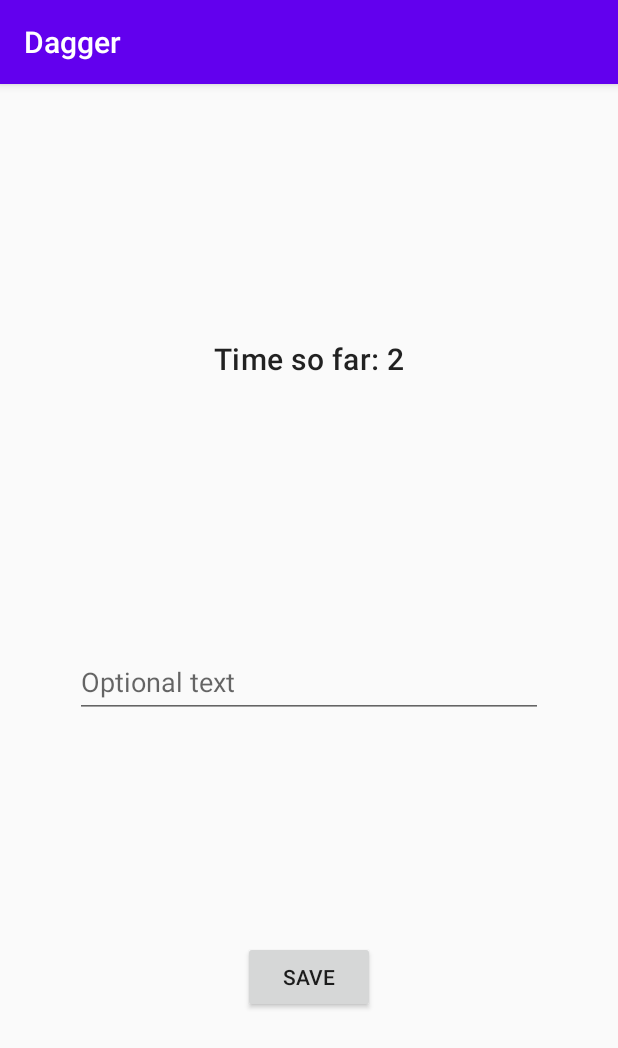
After one commit to peludo90/dagger-basic-example, an Android app: the MessageFragment screen opened through its navigation route, on a phone screen of 412 x 824 dp. The commit adds this screen. Shown: the top 1048 px of the screen. Run offline under Robolectric (Android 15) with nearby library versions, the phone set to English and light mode, and no system bars.

Commit message:
Creating timer session and message fragment

```diff
--- /dev/null
+++ b/app/src/main/java/com/example/dagger/data/TimeSession.kt
@@ -0,0 +1,27 @@
+package com.example.dagger.data
+
+import androidx.lifecycle.LiveData
+import androidx.lifecycle.MutableLiveData
+import java.util.*
+
+class TimeSession() {
+
+    private val mutableLiveDataSeconds = MutableLiveData<Long>().apply {
+        value = 0
+    }
+    private var seconds: Long = 0L
+    private val timer = Timer().apply {
+        scheduleAtFixedRate(object : TimerTask() {
+            override fun run() {
+                seconds++
+                mutableLiveDataSeconds.postValue(seconds)
+
+
+            }
+        }, 0, 1000)
+    }
+
+    fun timeSinceCreation() = seconds
+
+    fun liveDataSecondSinceCreation(): LiveData<Long> = mutableLiveDataSeconds
+}
--- a/app/src/main/java/com/example/dagger/ui/InteractionFragment.kt
+++ b/app/src/main/java/com/example/dagger/ui/InteractionFragment.kt
@@ -37,15 +37,16 @@ class InteractionFragment : Fragment() {
     override fun onViewCreated(view: View, savedInstanceState: Bundle?) {
         super.onViewCreated(view, savedInstanceState)
 
-        view.findViewById<Button>(R.id.buttonAll).setOnClickListener {
-            findNavController().navigate(R.id.action_FirstFragment_to_SecondFragment)
-        }
-
         btnOne.setOnClickListener(clickListener)
         btnTwo.setOnClickListener(clickListener)
         btnThree.setOnClickListener(clickListener)
-
-        buttonDelete.setOnClickListener {
+        btnMessage.setOnClickListener {
+            findNavController().navigate(R.id.toMessage)
+        }
+        btnAll.setOnClickListener {
+            findNavController().navigate(R.id.toLogs)
+        }
+        btnDelete.setOnClickListener {
             clearLogs()
         }
     }
--- /dev/null
+++ b/app/src/main/java/com/example/dagger/ui/MessageFragment.kt
@@ -0,0 +1,64 @@
+package com.example.dagger.ui
+
+import android.os.Bundle
+import androidx.fragment.app.Fragment
+import android.view.LayoutInflater
+import android.view.View
+import android.view.ViewGroup
+import android.widget.Toast
+import androidx.lifecycle.Observer
+import androidx.lifecycle.lifecycleScope
+import com.example.dagger.R
+import com.example.dagger.data.Log
+import com.example.dagger.data.TimeSession
+import com.example.dagger.data.room.AppDataBase
+import com.example.dagger.data.room.RoomLocalDataSource
+import kotlinx.android.synthetic.main.fragment_message.*
+import kotlinx.coroutines.launch
+
+class MessageFragment : Fragment() {
+
+    val dataSource by lazy { RoomLocalDataSource(AppDataBase.getInstance(requireContext())) }
+    val timeSession = TimeSession()
+
+    override fun onCreateView(
+        inflater: LayoutInflater, container: ViewGroup?,
+        savedInstanceState: Bundle?
+    ): View? {
+        // Inflate the layout for this fragment
+        return inflater.inflate(R.layout.fragment_message, container, false)
+    }
+
+    override fun onViewCreated(view: View, savedInstanceState: Bundle?) {
+        super.onViewCreated(view, savedInstanceState)
+
+        messageCurrentTime.text =
+            getString(R.string.messageCurrentTime, timeSession.timeSinceCreation())
+
+        messageSave.setOnClickListener {
+
+            val message = if (messageEdt.text.toString()
+                    .isNotBlank()
+            ) messageEdt.text.toString() else getString(R.string.empty)
+            saveLog(
+                getString(
+                    R.string.messageBuild,
+                    message,
+                    timeSession.timeSinceCreation()
+                )
+            )
+            messageEdt.setText("")
+            Toast.makeText(requireContext(), R.string.messageSaved, Toast.LENGTH_SHORT).show()
+        }
+        timeSession.liveDataSecondSinceCreation().observe(viewLifecycleOwner, Observer { seconds ->
+            messageCurrentTime.text =
+                getString(R.string.messageCurrentTime, seconds)
+        })
+    }
+
+    private fun saveLog(message: String) {
+        viewLifecycleOwner.lifecycleScope.launch {
+            dataSource.save(Log(message))
+        }
+    }
+}
--- /dev/null
+++ b/app/src/main/res/layout/fragment_message.xml
@@ -0,0 +1,49 @@
+<?xml version="1.0" encoding="utf-8"?>
+<androidx.constraintlayout.widget.ConstraintLayout xmlns:android="http://schemas.android.com/apk/res/android"
+    xmlns:app="http://schemas.android.com/apk/res-auto"
+    xmlns:tools="http://schemas.android.com/tools"
+    android:layout_width="match_parent"
+    android:layout_height="match_parent"
+    tools:context=".ui.MessageFragment">
+
+    <TextView
+        android:id="@+id/messageCurrentTime"
+        android:layout_width="wrap_content"
+        android:layout_height="wrap_content"
+        android:textAppearance="@style/TextAppearance.MaterialComponents.Headline6"
+        app:layout_constraintBottom_toTopOf="@id/messageTxtLyt"
+        app:layout_constraintEnd_toEndOf="parent"
+        app:layout_constraintStart_toStartOf="parent"
+        app:layout_constraintTop_toTopOf="parent"
+        tools:text="Current time: --" />
+
+    <com.google.android.material.textfield.TextInputLayout
+        android:id="@+id/messageTxtLyt"
+        android:layout_width="0dp"
+        android:layout_height="wrap_content"
+        android:layout_marginStart="50dp"
+        android:layout_marginEnd="50dp"
+        android:hint="@string/messageHint"
+        app:layout_constraintBottom_toTopOf="@id/messageCurrentTime"
+        app:layout_constraintEnd_toEndOf="parent"
+        app:layout_constraintStart_toStartOf="parent"
+        app:layout_constraintTop_toBottomOf="@id/messageSave">
+
+        <com.google.android.material.textfield.TextInputEditText
+            android:id="@+id/messageEdt"
+            android:layout_width="match_parent"
+            android:layout_height="match_parent"
+            android:imeOptions="actionNext" />
+
+    </com.google.android.material.textfield.TextInputLayout>
+
+    <Button
+        android:id="@+id/messageSave"
+        android:layout_width="wrap_content"
+        android:layout_height="wrap_content"
+        android:text="@string/messageSave"
+        app:layout_constraintBottom_toBottomOf="parent"
+        app:layout_constraintEnd_toEndOf="parent"
+        app:layout_constraintStart_toStartOf="parent"
+        app:layout_constraintTop_toBottomOf="@id/messageTxtLyt" />
+</androidx.constraintlayout.widget.ConstraintLayout>
--- a/app/src/main/res/navigation/nav_graph.xml
+++ b/app/src/main/res/navigation/nav_graph.xml
@@ -3,26 +3,30 @@
     xmlns:app="http://schemas.android.com/apk/res-auto"
     xmlns:tools="http://schemas.android.com/tools"
     android:id="@+id/nav_graph"
-    app:startDestination="@id/FirstFragment">
+    app:startDestination="@id/interactionFragment">
 
     <fragment
-        android:id="@+id/FirstFragment"
+        android:id="@+id/interactionFragment"
         android:name="com.example.dagger.ui.InteractionFragment"
         android:label="@string/first_fragment_label"
         tools:layout="@layout/fragment_interaction">
 
         <action
-            android:id="@+id/action_FirstFragment_to_SecondFragment"
-            app:destination="@id/SecondFragment" />
+            android:id="@+id/toLogs"
+            app:destination="@id/logsFragment" />
+
+        <action
+            android:id="@+id/toMessage"
+            app:destination="@id/messageFragment" />
     </fragment>
     <fragment
-        android:id="@+id/SecondFragment"
+        android:id="@+id/logsFragment"
         android:name="com.example.dagger.ui.LogsFragment"
         android:label="@string/second_fragment_label"
-        tools:layout="@layout/fragment_logs">
-
-        <action
-            android:id="@+id/action_SecondFragment_to_FirstFragment"
-            app:destination="@id/FirstFragment" />
-    </fragment>
+        tools:layout="@layout/fragment_logs" />
+    <fragment
+        android:id="@+id/messageFragment"
+        android:name="com.example.dagger.ui.MessageFragment"
+        android:label="Message"
+        tools:layout="@layout/fragment_message" />
 </navigation>
--- a/app/src/main/res/values/strings.xml
+++ b/app/src/main/res/values/strings.xml
@@ -7,10 +7,19 @@
     <string name="button_1">Button one</string>
     <string name="button_2">Button Two</string>
     <string name="button_3">Button Three</string>
+    <string name="button_message">Add message</string>
     <string name="show_all">See All Logs</string>
     <string name="delete_all">Delete all logs</string>
     <string name="previous">Previous</string>
     <string name="interaction_placeholder">Interaction with %1$s</string>
 
     <string name="hello_first_fragment">Log interactions</string>
+
+    <string name="MessageActivity">Message</string>
+    <string name="messageSave">Save</string>
+    <string name="messageHint">Optional text</string>
+    <string name="messageCurrentTime">Time so far: %1$d</string>
+    <string name="messageBuild">Message: %1$s at %2$d seconds</string>
+    <string name="empty">Empty</string>
+    <string name="messageSaved">Message saved</string>
 </resources>
```
Also changed, not shown: app/src/main/res/layout/fragment_interaction.xml (+18 -9 lines).
